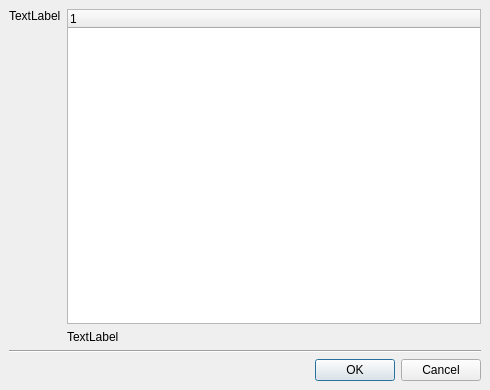
Qt form src/plugins/coreplugin/dialogs/newdialog.ui (qt-creator/qt-creator) before a commit.
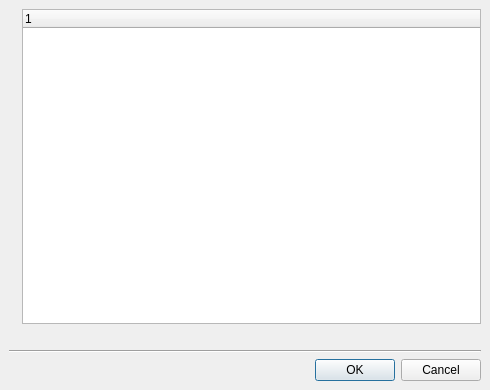
The same form after that commit.

The edit to the form file:
```diff
--- a/src/plugins/coreplugin/dialogs/newdialog.ui
+++ b/src/plugins/coreplugin/dialogs/newdialog.ui
@@ -45,16 +45,10 @@
      </item>
      <item row="1" column="1">
       <widget class="QLabel" name="descLabel">
-       <property name="text">
-        <string>TextLabel</string>
-       </property>
       </widget>
      </item>
      <item row="0" column="0">
       <widget class="QLabel" name="watermark">
-       <property name="text">
-        <string>TextLabel</string>
-       </property>
        <property name="alignment">
         <set>Qt::AlignLeading|Qt::AlignLeft|Qt::AlignTop</set>
        </property>
```
